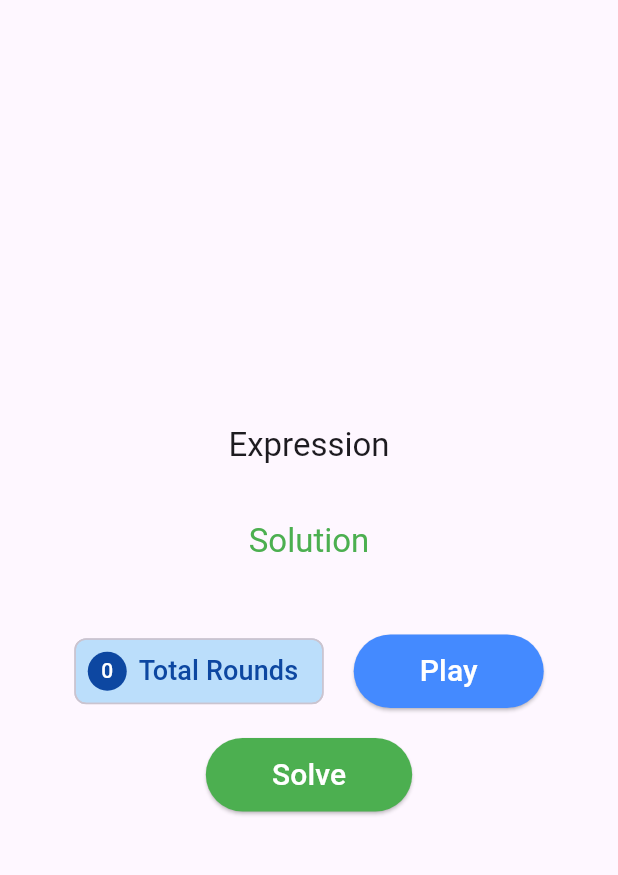
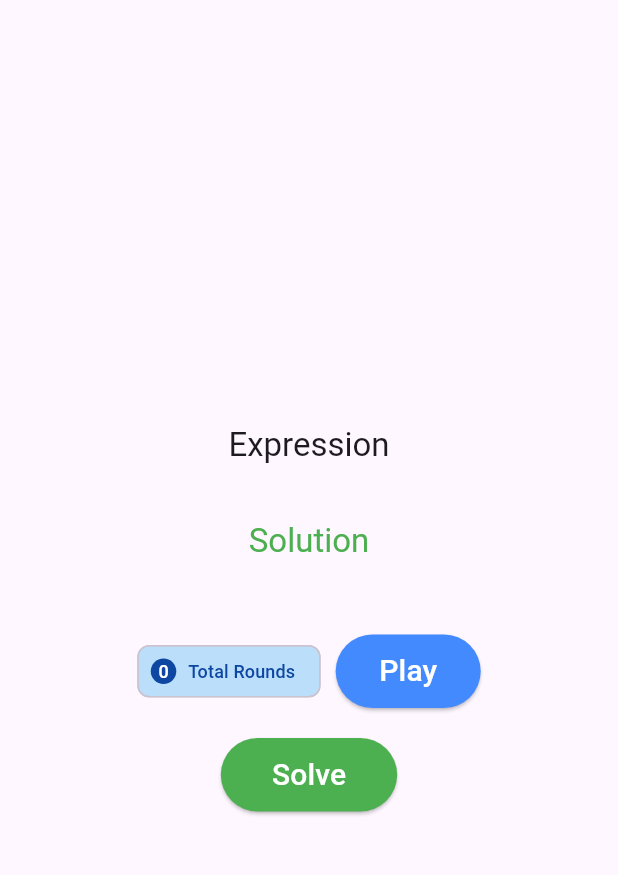
Before and after one commit to amanvelani/cis-651, a Flutter app: the screen it shows after launch, on a phone screen of 412 x 824 dp, the part 63-938 px from its top. Run offline on Flutter 3.47's test engine with Material 3 defaults, Android fonts, the light colour scheme and no system bars.

```diff
--- a/assignment/assignment_4/my_quiz/lib/main.dart
+++ b/assignment/assignment_4/my_quiz/lib/main.dart
@@ -150,17 +150,17 @@ class _QuizPageState extends State<QuizPage> {
                       child: Text(
                         '$totalRounds',
                         style:
-                            const TextStyle(fontSize: 14, color: Colors.white),
+                            const TextStyle(fontSize: 12, color: Colors.white),
                       ),
                     ),
                     label: Text(
                       'Total Rounds',
                       style:
-                          TextStyle(fontSize: 18, color: Colors.blue.shade900),
+                          TextStyle(fontSize: 12, color: Colors.blue.shade900),
                     ),
                   ),
                 const SizedBox(
-                    width: 20), // Space between the text and the button
+                    width: 10), // Space between the text and the button
                 // Play/Play Again button
                 if (!kIsWeb && defaultTargetPlatform == TargetPlatform.iOS)
                   CupertinoButton.filled(
@@ -174,7 +174,7 @@ class _QuizPageState extends State<QuizPage> {
                     onPressed: _generateExpression,
                     child: Padding(
                       padding: const EdgeInsets.symmetric(
-                          vertical: 10.0, horizontal: 20.0),
+                          vertical: 10.0, horizontal: 5.0),
                       child: Text(
                         isFirstPlay ? 'Play' : 'Play Again',
                         style:
@@ -197,7 +197,7 @@ class _QuizPageState extends State<QuizPage> {
                 onPressed: _solveExpression,
                 child: const Padding(
                   padding:
-                      EdgeInsets.symmetric(vertical: 10.0, horizontal: 20.0),
+                      EdgeInsets.symmetric(vertical: 10.0, horizontal: 10.0),
                   child: Text('Solve',
                       style: TextStyle(fontSize: 20, color: Colors.white)),
                 ),
```
Also changed, not shown: 2 other files.
